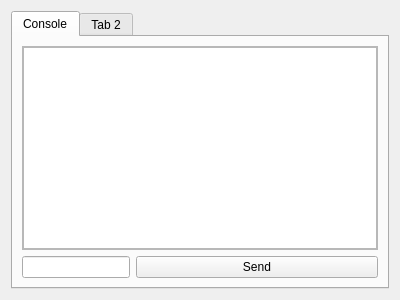
This is connection.ui in MattWindsor91/b3ui as Qt 5 draws it before an edit. The edited form follows.
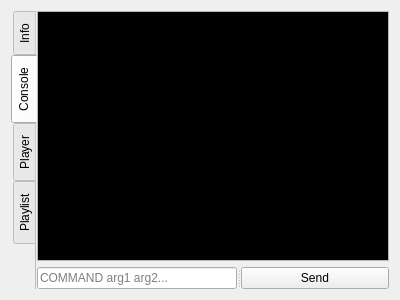
This is the edited form.

Commit message: Assorted connection UI changes.

```diff
--- a/connection.ui
+++ b/connection.ui
@@ -15,25 +15,102 @@
   </property>
   <layout class="QGridLayout" name="gridLayout">
    <item row="0" column="0">
-    <widget class="QTabWidget" name="connection_tabs">
+    <widget class="QTabWidget" name="connection_toolbox">
+     <property name="sizePolicy">
+      <sizepolicy hsizetype="Expanding" vsizetype="Expanding">
+       <horstretch>0</horstretch>
+       <verstretch>0</verstretch>
+      </sizepolicy>
+     </property>
+     <property name="tabPosition">
+      <enum>QTabWidget::West</enum>
+     </property>
      <property name="tabShape">
       <enum>QTabWidget::Rounded</enum>
      </property>
      <property name="currentIndex">
-      <number>0</number>
+      <number>1</number>
      </property>
-     <widget class="QWidget" name="console">
-      <property name="accessibleName">
-       <string>Console</string>
-      </property>
+     <property name="elideMode">
+      <enum>Qt::ElideNone</enum>
+     </property>
+     <property name="documentMode">
+      <bool>true</bool>
+     </property>
+     <widget class="QWidget" name="info_page" native="true">
       <attribute name="title">
+       <string>Info</string>
+      </attribute>
+      <layout class="QGridLayout" name="gridLayout_2">
+       <property name="leftMargin">
+        <number>0</number>
+       </property>
+       <property name="topMargin">
+        <number>0</number>
+       </property>
+       <property name="rightMargin">
+        <number>0</number>
+       </property>
+       <property name="bottomMargin">
+        <number>0</number>
+       </property>
+       <item row="0" column="0">
+        <widget class="QScrollArea" name="info_scroll">
+         <property name="widgetResizable">
+          <bool>true</bool>
+         </property>
+         <widget class="QWidget" name="info_scroll_contents">
+          <property name="geometry">
+           <rect>
+            <x>0</x>
+            <y>0</y>
+            <width>359</width>
+            <height>280</height>
+           </rect>
+          </property>
+          <layout class="QGridLayout" name="gridLayout_3">
+           <property name="sizeConstraint">
+            <enum>QLayout::SetDefaultConstraint</enum>
+           </property>
+           <property name="leftMargin">
+            <number>0</number>
+           </property>
+           <property name="topMargin">
+            <number>0</number>
+           </property>
+           <property name="rightMargin">
+            <number>0</number>
+           </property>
+           <property name="bottomMargin">
+            <number>0</number>
+           </property>
+           <item row="0" column="0">
+            <widget class="QTableView" name="info_view"/>
+           </item>
+          </layout>
+         </widget>
+        </widget>
+       </item>
+      </layout>
+     </widget>
+     <widget class="QWidget" name="console_page" native="true">
+      <attribute name="title">
        <string>Console</string>
       </attribute>
-      <layout class="QFormLayout" name="formLayout">
-       <property name="fieldGrowthPolicy">
-        <enum>QFormLayout::AllNonFixedFieldsGrow</enum>
+      <layout class="QVBoxLayout" name="verticalLayout_3">
+       <property name="leftMargin">
+        <number>0</number>
        </property>
-       <item row="1" column="0" colspan="2">
+       <property name="topMargin">
+        <number>0</number>
+       </property>
+       <property name="rightMargin">
+        <number>0</number>
+       </property>
+       <property name="bottomMargin">
+        <number>0</number>
+       </property>
+       <item>
         <widget class="QScrollArea" name="console_scroll">
          <property name="widgetResizable">
           <bool>true</bool>
@@ -43,11 +120,11 @@
            <rect>
             <x>0</x>
             <y>0</y>
-            <width>356</width>
-            <height>192</height>
+            <width>359</width>
+            <height>251</height>
            </rect>
           </property>
-          <layout class="QGridLayout">
+          <layout class="QVBoxLayout" name="verticalLayout_2">
            <property name="leftMargin">
             <number>0</number>
            </property>
@@ -60,7 +137,7 @@
            <property name="bottomMargin">
             <number>0</number>
            </property>
-           <item row="0" column="0">
+           <item>
             <widget class="QPlainTextEdit" name="console_view">
              <property name="enabled">
               <bool>true</bool>
@@ -71,37 +148,475 @@
                <verstretch>0</verstretch>
               </sizepolicy>
              </property>
+             <property name="palette">
+              <palette>
+               <active>
+                <colorrole role="WindowText">
+                 <brush brushstyle="SolidPattern">
+                  <color alpha="255">
+                   <red>255</red>
+                   <green>255</green>
+                   <blue>255</blue>
+                  </color>
+                 </brush>
+                </colorrole>
+                <colorrole role="Button">
+                 <brush brushstyle="SolidPattern">
+                  <color alpha="255">
+                   <red>0</red>
+                   <green>0</green>
+                   <blue>0</blue>
+                  </color>
+                 </brush>
+                </colorrole>
+                <colorrole role="Light">
+                 <brush brushstyle="SolidPattern">
+                  <color alpha="255">
+                   <red>0</red>
+                   <green>0</green>
+                   <blue>0</blue>
+                  </color>
+                 </brush>
+                </colorrole>
+                <colorrole role="Midlight">
+                 <brush brushstyle="SolidPattern">
+                  <color alpha="255">
+                   <red>0</red>
+                   <green>0</green>
+                   <blue>0</blue>
+                  </color>
+                 </brush>
+                </colorrole>
+                <colorrole role="Dark">
+                 <brush brushstyle="SolidPattern">
+                  <color alpha="255">
+                   <red>0</red>
+                   <green>0</green>
+                   <blue>0</blue>
+                  </color>
+                 </brush>
+                </colorrole>
+                <colorrole role="Mid">
+                 <brush brushstyle="SolidPattern">
+                  <color alpha="255">
+                   <red>0</red>
+                   <green>0</green>
+                   <blue>0</blue>
+                  </color>
+                 </brush>
+                </colorrole>
+                <colorrole role="Text">
+                 <brush brushstyle="SolidPattern">
+                  <color alpha="255">
+                   <red>255</red>
+                   <green>255</green>
+                   <blue>255</blue>
+                  </color>
+                 </brush>
+                </colorrole>
+                <colorrole role="BrightText">
+                 <brush brushstyle="SolidPattern">
+                  <color alpha="255">
+                   <red>255</red>
+                   <green>255</green>
+                   <blue>255</blue>
+                  </color>
+                 </brush>
+                </colorrole>
+                <colorrole role="ButtonText">
+                 <brush brushstyle="SolidPattern">
+                  <color alpha="255">
+                   <red>255</red>
+                   <green>255</green>
+                   <blue>255</blue>
+                  </color>
+                 </brush>
+                </colorrole>
+                <colorrole role="Base">
+                 <brush brushstyle="SolidPattern">
+                  <color alpha="255">
+                   <red>0</red>
+                   <green>0</green>
+                   <blue>0</blue>
+                  </color>
+                 </brush>
+                </colorrole>
+                <colorrole role="Window">
+                 <brush brushstyle="SolidPattern">
+                  <color alpha="255">
+                   <red>0</red>
+                   <green>0</green>
+                   <blue>0</blue>
+                  </color>
+                 </brush>
+                </colorrole>
+                <colorrole role="Shadow">
+                 <brush brushstyle="SolidPattern">
+                  <color alpha="255">
+                   <red>0</red>
+                   <green>0</green>
+                   <blue>0</blue>
+                  </color>
+                 </brush>
+                </colorrole>
+                <colorrole role="AlternateBase">
+                 <brush brushstyle="SolidPattern">
+                  <color alpha="255">
+                   <red>0</red>
+                   <green>0</green>
+                   <blue>0</blue>
+                  </color>
+                 </brush>
+                </colorrole>
+                <colorrole role="ToolTipBase">
+                 <brush brushstyle="SolidPattern">
+                  <color alpha="255">
+                   <red>255</red>
+                   <green>255</green>
+                   <blue>220</blue>
+                  </color>
+                 </brush>
+                </colorrole>
+                <colorrole role="ToolTipText">
+                 <brush brushstyle="SolidPattern">
+                  <color alpha="255">
+                   <red>0</red>
+                   <green>0</green>
+                   <blue>0</blue>
+                  </color>
+                 </brush>
+                </colorrole>
+               </active>
+               <inactive>
+                <colorrole role="WindowText">
+                 <brush brushstyle="SolidPattern">
+                  <color alpha="255">
+                   <red>255</red>
+                   <green>255</green>
+                   <blue>255</blue>
+                  </color>
+                 </brush>
+                </colorrole>
+                <colorrole role="Button">
+                 <brush brushstyle="SolidPattern">
+                  <color alpha="255">
+                   <red>0</red>
+                   <green>0</green>
+                   <blue>0</blue>
+                  </color>
+                 </brush>
+                </colorrole>
+                <colorrole role="Light">
+                 <brush brushstyle="SolidPattern">
+                  <color alpha="255">
+                   <red>0</red>
+                   <green>0</green>
+                   <blue>0</blue>
+                  </color>
+                 </brush>
+                </colorrole>
+                <colorrole role="Midlight">
+                 <brush brushstyle="SolidPattern">
+                  <color alpha="255">
+                   <red>0</red>
+                   <green>0</green>
+                   <blue>0</blue>
+                  </color>
+                 </brush>
+                </colorrole>
+                <colorrole role="Dark">
+                 <brush brushstyle="SolidPattern">
+                  <color alpha="255">
+                   <red>0</red>
+                   <green>0</green>
+                   <blue>0</blue>
+                  </color>
+                 </brush>
+                </colorrole>
+                <colorrole role="Mid">
+                 <brush brushstyle="SolidPattern">
+                  <color alpha="255">
+                   <red>0</red>
+                   <green>0</green>
+                   <blue>0</blue>
+                  </color>
+                 </brush>
+                </colorrole>
+                <colorrole role="Text">
+                 <brush brushstyle="SolidPattern">
+                  <color alpha="255">
+                   <red>255</red>
+                   <green>255</green>
+                   <blue>255</blue>
+                  </color>
+                 </brush>
+                </colorrole>
+                <colorrole role="BrightText">
+                 <brush brushstyle="SolidPattern">
+                  <color alpha="255">
+                   <red>255</red>
+                   <green>255</green>
+                   <blue>255</blue>
+                  </color>
+                 </brush>
+                </colorrole>
+                <colorrole role="ButtonText">
+                 <brush brushstyle="SolidPattern">
+                  <color alpha="255">
+                   <red>255</red>
+                   <green>255</green>
+                   <blue>255</blue>
+                  </color>
+                 </brush>
+                </colorrole>
+                <colorrole role="Base">
+                 <brush brushstyle="SolidPattern">
+                  <color alpha="255">
+                   <red>0</red>
+                   <green>0</green>
+                   <blue>0</blue>
+                  </color>
+                 </brush>
+                </colorrole>
+                <colorrole role="Window">
+                 <brush brushstyle="SolidPattern">
+                  <color alpha="255">
+                   <red>0</red>
+                   <green>0</green>
+                   <blue>0</blue>
+                  </color>
+                 </brush>
+                </colorrole>
+                <colorrole role="Shadow">
+                 <brush brushstyle="SolidPattern">
+                  <color alpha="255">
+                   <red>0</red>
+                   <green>0</green>
+                   <blue>0</blue>
+                  </color>
+                 </brush>
+                </colorrole>
+                <colorrole role="AlternateBase">
+                 <brush brushstyle="SolidPattern">
+                  <color alpha="255">
+                   <red>0</red>
+                   <green>0</green>
+                   <blue>0</blue>
+                  </color>
+                 </brush>
+                </colorrole>
+                <colorrole role="ToolTipBase">
+                 <brush brushstyle="SolidPattern">
+                  <color alpha="255">
+                   <red>255</red>
+                   <green>255</green>
+                   <blue>220</blue>
+                  </color>
+                 </brush>
+                </colorrole>
+                <colorrole role="ToolTipText">
+                 <brush brushstyle="SolidPattern">
+                  <color alpha="255">
+                   <red>0</red>
+                   <green>0</green>
+                   <blue>0</blue>
+                  </color>
+                 </brush>
+                </colorrole>
+               </inactive>
+               <disabled>
+                <colorrole role="WindowText">
+                 <brush brushstyle="SolidPattern">
+                  <color alpha="255">
+                   <red>0</red>
+                   <green>0</green>
+                   <blue>0</blue>
+                  </color>
+                 </brush>
+                </colorrole>
+                <colorrole role="Button">
+                 <brush brushstyle="SolidPattern">
+                  <color alpha="255">
+                   <red>0</red>
+                   <green>0</green>
+                   <blue>0</blue>
+                  </color>
+                 </brush>
+                </colorrole>
+                <colorrole role="Light">
+                 <brush brushstyle="SolidPattern">
+                  <color alpha="255">
+                   <red>0</red>
+                   <green>0</green>
+                   <blue>0</blue>
+                  </color>
+                 </brush>
+                </colorrole>
+                <colorrole role="Midlight">
+                 <brush brushstyle="SolidPattern">
+                  <color alpha="255">
+                   <red>0</red>
+                   <green>0</green>
+                   <blue>0</blue>
+                  </color>
+                 </brush>
+                </colorrole>
+                <colorrole role="Dark">
+                 <brush brushstyle="SolidPattern">
+                  <color alpha="255">
+                   <red>0</red>
+                   <green>0</green>
+                   <blue>0</blue>
+                  </color>
+                 </brush>
+                </colorrole>
+                <colorrole role="Mid">
+                 <brush brushstyle="SolidPattern">
+                  <color alpha="255">
+                   <red>0</red>
+                   <green>0</green>
+                   <blue>0</blue>
+                  </color>
+                 </brush>
+                </colorrole>
+                <colorrole role="Text">
+                 <brush brushstyle="SolidPattern">
+                  <color alpha="255">
+                   <red>0</red>
+                   <green>0</green>
+                   <blue>0</blue>
+                  </color>
+                 </brush>
+                </colorrole>
+                <colorrole role="BrightText">
+                 <brush brushstyle="SolidPattern">
+                  <color alpha="255">
+                   <red>255</red>
+                   <green>255</green>
+                   <blue>255</blue>
+                  </color>
+                 </brush>
+                </colorrole>
+                <colorrole role="ButtonText">
+                 <brush brushstyle="SolidPattern">
+                  <color alpha="255">
+                   <red>0</red>
+                   <green>0</green>
+                   <blue>0</blue>
+                  </color>
+                 </brush>
+                </colorrole>
+                <colorrole role="Base">
+                 <brush brushstyle="SolidPattern">
+                  <color alpha="255">
+                   <red>0</red>
+                   <green>0</green>
+                   <blue>0</blue>
+                  </color>
+                 </brush>
+                </colorrole>
+                <colorrole role="Window">
+                 <brush brushstyle="SolidPattern">
+                  <color alpha="255">
+                   <red>0</red>
+                   <green>0</green>
+                   <blue>0</blue>
+                  </color>
+                 </brush>
+                </colorrole>
+                <colorrole role="Shadow">
+                 <brush brushstyle="SolidPattern">
+                  <color alpha="255">
+                   <red>0</red>
+                   <green>0</green>
+                   <blue>0</blue>
+                  </color>
+                 </brush>
+                </colorrole>
+                <colorrole role="AlternateBase">
+                 <brush brushstyle="SolidPattern">
+                  <color alpha="255">
+                   <red>0</red>
+                   <green>0</green>
+                   <blue>0</blue>
+                  </color>
+                 </brush>
+                </colorrole>
+                <colorrole role="ToolTipBase">
+                 <brush brushstyle="SolidPattern">
+                  <color alpha="255">
+                   <red>255</red>
+                   <green>255</green>
+                   <blue>220</blue>
+                  </color>
+                 </brush>
+                </colorrole>
+                <colorrole role="ToolTipText">
+                 <brush brushstyle="SolidPattern">
+                  <color alpha="255">
+                   <red>0</red>
+                   <green>0</green>
+                   <blue>0</blue>
+                  </color>
+                 </brush>
+                </colorrole>
+               </disabled>
+              </palette>
+             </property>
+             <property name="autoFillBackground">
+              <bool>false</bool>
+             </property>
              <property name="readOnly">
               <bool>true</bool>
              </property>
+             <property name="placeholderText">
+              <string/>
+             </property>
             </widget>
            </item>
           </layout>
          </widget>
         </widget>
        </item>
-       <item row="2" column="1">
-        <widget class="QPushButton" name="send_button">
-         <property name="text">
-          <string>Send</string>
+       <item>
+        <widget class="QSplitter" name="send_splitter">
+         <property name="orientation">
+          <enum>Qt::Horizontal</enum>
          </property>
-        </widget>
-       </item>
-       <item row="2" column="0">
-        <widget class="QLineEdit" name="send_line">
-         <property name="sizePolicy">
-          <sizepolicy hsizetype="Expanding" vsizetype="Fixed">
-           <horstretch>0</horstretch>
-           <verstretch>0</verstretch>
-          </sizepolicy>
-         </property>
+         <widget class="QLineEdit" name="send_text">
+          <property name="sizePolicy">
+           <sizepolicy hsizetype="Expanding" vsizetype="Fixed">
+            <horstretch>0</horstretch>
+            <verstretch>0</verstretch>
+           </sizepolicy>
+          </property>
+          <property name="placeholderText">
+           <string>COMMAND arg1 arg2...</string>
+          </property>
+         </widget>
+         <widget class="QPushButton" name="send">
+          <property name="sizePolicy">
+           <sizepolicy hsizetype="Minimum" vsizetype="Fixed">
+            <horstretch>0</horstretch>
+            <verstretch>0</verstretch>
+           </sizepolicy>
+          </property>
+          <property name="text">
+           <string>Send</string>
+          </property>
+         </widget>
         </widget>
        </item>
       </layout>
      </widget>
      <widget class="QWidget" name="tab_2">
       <attribute name="title">
-       <string>Tab 2</string>
+       <string>Player</string>
+      </attribute>
+     </widget>
+     <widget class="QWidget" name="playlist_page">
+      <attribute name="title">
+       <string>Playlist</string>
       </attribute>
      </widget>
     </widget>
```
Left out of the diff: 2 changed lines with no effect on the pictures.
